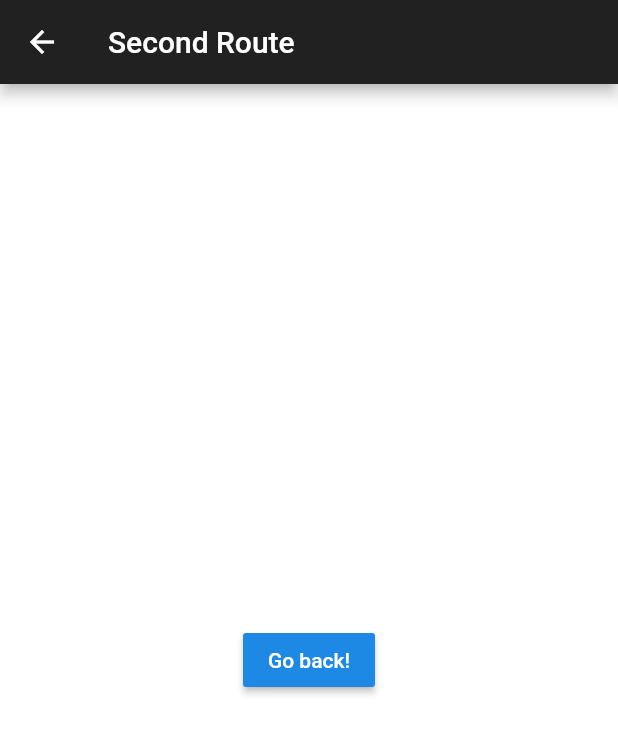
After one commit to Xanner/weather_app, a Flutter app: the WeatherDetailsScreen screen opened directly, on a phone screen of 412 x 824 dp. The commit adds this screen. Shown: the top 734 px of the screen. Run offline on Flutter 3.47's test engine with Material 2 defaults, Android fonts, the phone set to English and light mode, and no system bars; our stand-ins replace cached_network_image, geolocator, location, splashscreen.

Commit message:
Added hourly forecast details and new route

```diff
--- a/lib/screens/current_weather_screen.dart
+++ b/lib/screens/current_weather_screen.dart
@@ -28,6 +28,7 @@ class CurrentWeatherScreen extends StatelessWidget {
       dailyRainAmount: currentDailyRain,
       humidity: currentHumidity,
       hourlyForecast: currentHourlyForecast,
+      isCurrent: true,
     );
   }
 }
--- a/lib/screens/tomorrow_weather_screen.dart
+++ b/lib/screens/tomorrow_weather_screen.dart
@@ -32,6 +32,7 @@ class TomorrowWeatherScreen extends StatelessWidget {
       dailyRainAmount: tomorrowRainAmount,
       humidity: tomorrowHumidity,
       hourlyForecast: tomorrowHourlyWeather,
+      isCurrent: false,
     );
   }
 }
--- /dev/null
+++ b/lib/screens/weather_details_screen.dart
@@ -0,0 +1,20 @@
+import 'package:flutter/material.dart';
+
+class WeatherDetailsScreen extends StatelessWidget {
+  @override
+  Widget build(BuildContext context) {
+    return Scaffold(
+      appBar: AppBar(
+        title: Text("Second Route"),
+      ),
+      body: Center(
+        child: RaisedButton(
+          onPressed: () {
+            Navigator.pop(context);
+          },
+          child: Text('Go back!'),
+        ),
+      ),
+    );
+  }
+}
```
Also changed, not shown: lib/widgets/forecast_widget.dart (+8 -3 lines), lib/widgets/hourly_forecast_list.dart (+6 -3 lines), lib/widgets/weather_info_widget.dart (+19 -6 lines).
